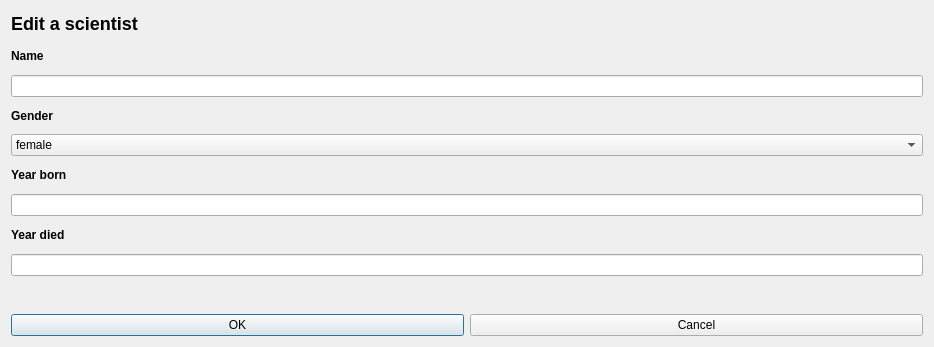
Before: the Qt Designer form VLN1-H32/editscientistdialog.ui in Kristian15/VLN1-Hopur32, drawn with Qt 5.
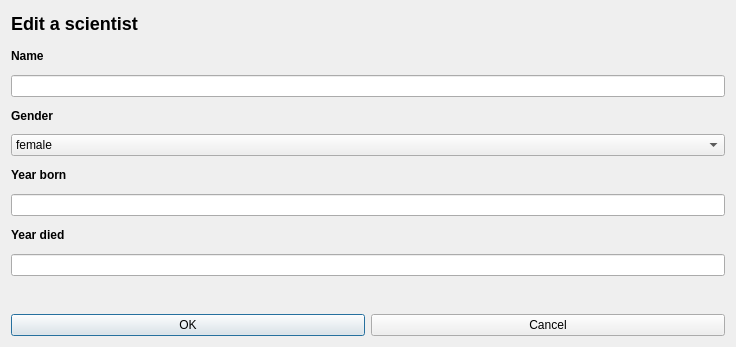
After: the same form once the commit is applied.

What changed in the file:
```diff
--- a/VLN1-H32/editscientistdialog.ui
+++ b/VLN1-H32/editscientistdialog.ui
@@ -6,7 +6,7 @@
    <rect>
     <x>0</x>
     <y>0</y>
-    <width>934</width>
+    <width>736</width>
     <height>347</height>
    </rect>
   </property>
@@ -46,6 +46,11 @@
        </item>
        <item>
         <widget class="QLabel" name="label_scientistName_error">
+         <property name="font">
+          <font>
+           <pointsize>9</pointsize>
+          </font>
+         </property>
          <property name="text">
           <string/>
          </property>
@@ -62,6 +67,7 @@
         <widget class="QLabel" name="label_scientistGender">
          <property name="font">
           <font>
+           <pointsize>9</pointsize>
            <weight>75</weight>
            <bold>true</bold>
           </font>
@@ -75,6 +81,11 @@
      </item>
      <item>
       <widget class="QComboBox" name="dropDown_scientistGender">
+       <property name="font">
+        <font>
+         <pointsize>9</pointsize>
+        </font>
+       </property>
        <item>
         <property name="text">
          <string>female</string>
@@ -93,6 +104,7 @@
         <widget class="QLabel" name="label_scientistBirthYear">
          <property name="font">
           <font>
+           <pointsize>9</pointsize>
            <weight>75</weight>
            <bold>true</bold>
           </font>
@@ -104,6 +116,11 @@
        </item>
        <item>
         <widget class="QLabel" name="label_scientistBirthYear_Error">
+         <property name="font">
+          <font>
+           <pointsize>9</pointsize>
+          </font>
+         </property>
          <property name="text">
           <string/>
          </property>
@@ -120,6 +137,7 @@
         <widget class="QLabel" name="label_scientistDeathYear">
          <property name="font">
           <font>
+           <pointsize>9</pointsize>
            <weight>75</weight>
            <bold>true</bold>
           </font>
@@ -147,6 +165,11 @@
     <layout class="QHBoxLayout" name="horizontalLayout_5">
      <item>
       <widget class="QPushButton" name="button_ok">
+       <property name="font">
+        <font>
+         <pointsize>9</pointsize>
+        </font>
+       </property>
        <property name="text">
         <string>OK</string>
        </property>
@@ -154,6 +177,11 @@
      </item>
      <item>
       <widget class="QPushButton" name="button_cancel">
+       <property name="font">
+        <font>
+         <pointsize>9</pointsize>
+        </font>
+       </property>
        <property name="text">
         <string>Cancel</string>
        </property>
```
